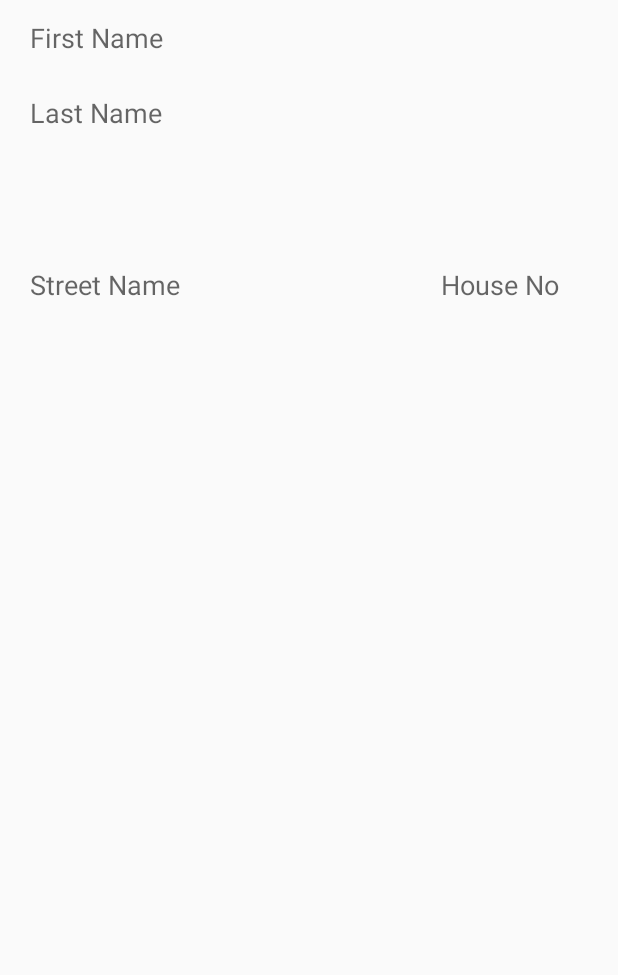
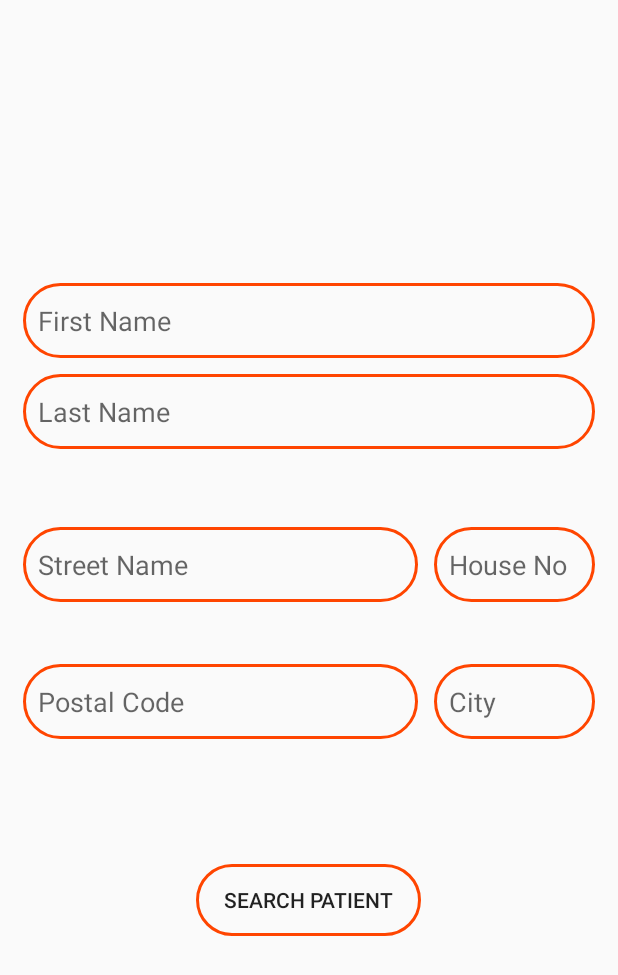
Before and after one commit to sohaiboh/h3ko, an Android app: the fragment TwoFragment shown on its own in the app's theme, on a phone screen of 412 x 824 dp. Shown: the top 975 px of the screen. Run offline under Robolectric (Android 15) with nearby library versions, the light colour scheme and no system bars.

Commit message:
UI and translation for fragment two

```diff
--- a/app/src/main/java/com/example/suhayb/h3ko/fragments/TwoFragment.java
+++ b/app/src/main/java/com/example/suhayb/h3ko/fragments/TwoFragment.java
@@ -5,11 +5,15 @@ import android.support.v4.app.Fragment;
 import android.view.LayoutInflater;
 import android.view.View;
 import android.view.ViewGroup;
+import android.widget.Button;
+import android.widget.Toast;
 
 import com.example.suhayb.h3ko.R;
 
 
 public class TwoFragment extends Fragment {
+
+    Button searchPatient;
 
     public TwoFragment() {
         // Required empty public constructor
@@ -24,7 +28,21 @@ public class TwoFragment extends Fragment {
     public View onCreateView(LayoutInflater inflater, ViewGroup container,
                              Bundle savedInstanceState) {
         // Inflate the layout for this fragment
-        return inflater.inflate(R.layout.fragment_two, container, false);
+        View view = inflater.inflate(R.layout.fragment_two, container, false);
+        initViews(view);
+        return view;
+    }
+
+    private void initViews(View view) {
+        searchPatient = view.findViewById(R.id.btnSearchPatient);
+
+        searchPatient.setOnClickListener(new View.OnClickListener() {
+            @Override
+            public void onClick(View view) {
+//                TODO: Call service here!
+                Toast.makeText(getContext(), "WORKING", Toast.LENGTH_SHORT).show();
+            }
+        });
     }
 
 }
--- a/app/src/main/res/layout/fragment_two.xml
+++ b/app/src/main/res/layout/fragment_two.xml
@@ -2,35 +2,40 @@
     xmlns:tools="http://schemas.android.com/tools"
     android:layout_width="match_parent"
     android:layout_height="match_parent"
-    tools:context="com.example.suhayb.h3ko.fragments.TwoFragment">
+    tools:context="com.example.suhayb.h3ko.fragments.TwoFragment"
+    android:gravity="center">
 
     <LinearLayout
         android:layout_width="match_parent"
         android:layout_height="match_parent"
         android:weightSum="1"
-        android:orientation="vertical">
+        android:orientation="vertical"
+        android:gravity="center">
 
         <LinearLayout
             android:layout_marginRight="10dp"
             android:layout_marginLeft= "10dp"
             android:layout_width="match_parent"
             android:layout_height="0dp"
-            android:layout_weight="0.2"
-            android:orientation="vertical">
+            android:layout_weight="0.25"
+            android:orientation="vertical"
+            android:gravity="center">
 
             <EditText
                 android:padding="10dp"
-                android:hint="First Name"
-                android:background="@android:color/transparent"
+                android:hint="@string/first_name"
+                android:background="@drawable/rounded_corners"
                 android:layout_width="match_parent"
-                android:layout_height="50dp" />
+                android:layout_height="50dp"
+                android:layout_margin="5dp"/>
 
             <EditText
                 android:padding="10dp"
-                android:hint="Last Name"
-                android:background="@android:color/transparent"
+                android:hint="@string/last_name"
+                android:background="@drawable/rounded_corners"
                 android:layout_width="match_parent"
-                android:layout_height="50dp" />
+                android:layout_height="50dp"
+                android:layout_margin="5dp"/>
         </LinearLayout>
 
         <LinearLayout
@@ -39,13 +44,15 @@
             android:layout_width="match_parent"
             android:layout_height="0dp"
             android:layout_weight="0.1"
-            android:orientation="horizontal">
+            android:orientation="horizontal"
+            android:gravity="center_vertical">
 
             <LinearLayout
                 android:layout_width="match_parent"
                 android:layout_height="match_parent"
                 android:weightSum="1"
-                android:orientation="horizontal">
+                android:orientation="horizontal"
+                android:gravity="center_vertical">
 
                 <LinearLayout
                     android:layout_width="0dp"
@@ -55,10 +62,11 @@
 
                     <EditText
                         android:padding="10dp"
-                        android:hint="Street Name"
-                        android:background="@android:color/transparent"
+                        android:hint="@string/street_name"
+                        android:background="@drawable/rounded_corners"
                         android:layout_width="match_parent"
-                        android:layout_height="50dp" />
+                        android:layout_height="50dp"
+                        android:layout_margin="5dp" />
 
                 </LinearLayout>
 
@@ -70,10 +78,63 @@
 
                     <EditText
                         android:padding="10dp"
-                        android:hint="House No"
-                        android:background="@android:color/transparent"
+                        android:hint="@string/house_no"
+                        android:background="@drawable/rounded_corners"
                         android:layout_width="match_parent"
-                        android:layout_height="50dp" />
+                        android:layout_height="50dp"
+                        android:layout_margin="5dp"/>
+
+                </LinearLayout>
+            </LinearLayout>
+
+        </LinearLayout>
+
+        <LinearLayout
+            android:layout_marginTop="10dp"
+            android:layout_marginRight="10dp"
+            android:layout_marginLeft= "10dp"
+            android:layout_width="match_parent"
+            android:layout_height="0dp"
+            android:layout_weight="0.1"
+            android:orientation="horizontal"
+            android:gravity="center_vertical">
+
+            <LinearLayout
+                android:layout_width="match_parent"
+                android:layout_height="match_parent"
+                android:weightSum="1"
+                android:orientation="horizontal"
+                android:gravity="center_vertical">
+
+                <LinearLayout
+                    android:layout_width="0dp"
+                    android:layout_height="match_parent"
+                    android:orientation="horizontal"
+                    android:layout_weight="0.70">
+
+                    <EditText
+                        android:padding="10dp"
+                        android:hint="@string/postal_code"
+                        android:background="@drawable/rounded_corners"
+                        android:layout_width="match_parent"
+                        android:layout_height="50dp"
+                        android:layout_margin="5dp" />
+
+                </LinearLayout>
+
+                <LinearLayout
+                    android:layout_width="0dp"
+                    android:layout_height="match_parent"
+                    android:orientation="horizontal"
+                    android:layout_weight="0.30">
+
+                    <EditText
+                        android:padding="10dp"
+                        android:hint="@string/city"
+                        android:background="@drawable/rounded_corners"
+                        android:layout_width="match_parent"
+                        android:layout_height="50dp"
+                        android:layout_margin="5dp"/>
 
                 </LinearLayout>
             </LinearLayout>
@@ -81,6 +142,26 @@
         </LinearLayout>
 
 
+        <LinearLayout
+            android:layout_marginRight="10dp"
+            android:layout_marginLeft= "10dp"
+            android:layout_width="match_parent"
+            android:layout_height="0dp"
+            android:layout_weight="0.2"
+            android:orientation="vertical"
+            android:gravity="center">
+
+            <Button
+                android:id="@+id/btnSearchPatient"
+                android:background="@drawable/rounded_corners"
+                android:text="@string/search_patient"
+                android:layout_width="150dp"
+                android:layout_height="wrap_content" />
+
+        </LinearLayout>
+
+
+
     </LinearLayout>
 
 </LinearLayout>
--- a/app/src/main/res/values/strings.xml
+++ b/app/src/main/res/values/strings.xml
@@ -1,3 +1,4 @@
+
 <resources>
     <string name="app_name">H3ko</string>
 
@@ -6,6 +7,13 @@
     <string name="info_tab">Name/Address</string>
     <string name="card_tab">Card Number</string>
 
+    <!--Search Patient-->
+    <string name="first_name">First Name</string>
+    <string name="last_name">Last Name</string>
+    <string name="street_name">Street Name</string>
+    <string name="house_no">House No</string>
+    <string name="postal_code">Postal Code</string>
+    <string name="city">City</string>
 
     <!--Search card number-->
     <string name="card_number">Card Number</string>
```
Also changed, not shown: 1 other file.
